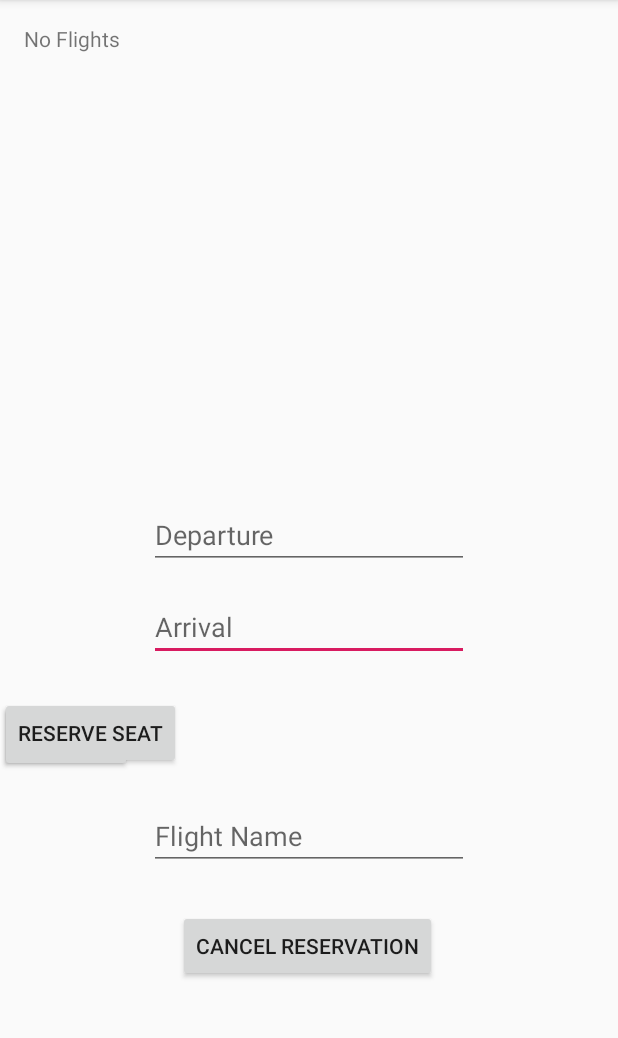
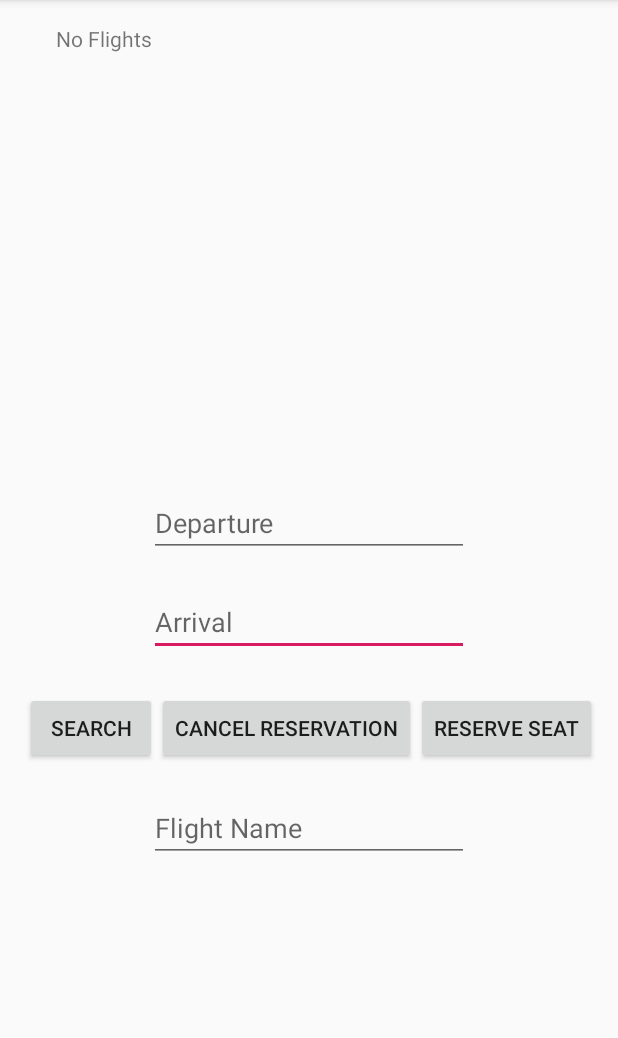
Before and after one commit to sadisitcsatan/338Final, an Android app: the Flights screen opened directly, with no data from a screen before it, on a phone screen of 412 x 824 dp, the part 84-1122 px from its top. Run offline under Robolectric (Android 15) with nearby library versions, the phone set to English and light mode, and no system bars; our stand-ins replace Room's generated code.

Commit message:
starting cancellation

```diff
--- a/app/src/main/AndroidManifest.xml
+++ b/app/src/main/AndroidManifest.xml
@@ -9,7 +9,9 @@
         android:roundIcon="@mipmap/ic_launcher_round"
         android:supportsRtl="true"
         android:theme="@style/AppTheme">
-        <activity android:name=".Flights"></activity>
+        <activity android:name=".Cancellation"></activity>
+        <activity android:name=".Reserve" />
+        <activity android:name=".Flights" />
         <activity android:name=".AddFlight" />
         <activity android:name=".AdminHome" />
         <activity android:name=".signup" />
--- a/app/src/main/java/com/example/finalflight/AddFlight.java
+++ b/app/src/main/java/com/example/finalflight/AddFlight.java
@@ -122,10 +122,10 @@ public class AddFlight extends AppCompatActivity {
         }else if (Integer.parseInt(mSeats.getText().toString()) == 0 ){
             mRez.setText("Invalid Seats");
             return false;
-        }else if(Integer.parseInt(mHour.getText().toString()) <= 0 || Integer.parseInt(mHour.getText().toString()) > 24){
+        }else if(Integer.parseInt(mHour.getText().toString()) < 0 || Integer.parseInt(mHour.getText().toString()) > 24){
             mRez.setText("Invalid Hour");
             return false;
-        }else if (Integer.parseInt(mMinute.getText().toString()) <= 0 || Integer.parseInt(mMinute.getText().toString()) > 60){
+        }else if (Integer.parseInt(mMinute.getText().toString()) < 0 || Integer.parseInt(mMinute.getText().toString()) > 60){
             mRez.setText("Invalid Minute");
             return false;
         }else if (Integer.parseInt(mDay.getText().toString()) <= 0 || Integer.parseInt(mDay.getText().toString()) > 31){
@@ -139,7 +139,7 @@ public class AddFlight extends AppCompatActivity {
             return false;
         }
         int id = Integer.parseInt(mId.getText().toString());
-        if (mFlightDao.getFlight(id) == null) {
+        if (mFlightDao.getFlight(id) != null) {
             mRez.setText("Id taken");
             res = false;
         }
--- a/app/src/main/java/com/example/finalflight/AdminHome.java
+++ b/app/src/main/java/com/example/finalflight/AdminHome.java
@@ -49,6 +49,8 @@ public class AdminHome extends AppCompatActivity {
             StringBuilder stringBuilder = new StringBuilder();
             for (Logs log : mLogs){
                 stringBuilder.append(log);
+                stringBuilder.append('\n');
+                stringBuilder.append('\n');
             }
             mMainLog.setText(stringBuilder.toString());
         }else {
--- a/app/src/main/java/com/example/finalflight/DB/FlightDao.java
+++ b/app/src/main/java/com/example/finalflight/DB/FlightDao.java
@@ -26,4 +26,16 @@ public interface FlightDao {
 
     @Query("SELECT * FROM " + MainDatabase.FLIGHT_TABLE +" WHERE mFlightId = :FId")
     Flight getFlight(int FId);
+
+    @Query("SELECT * FROM "+MainDatabase.FLIGHT_TABLE+" WHERE mFlightName = :name")
+    Flight getFlightByName(String name);
+
+    @Query("SELECT * FROM "+MainDatabase.FLIGHT_TABLE+" WHERE mFlightDeparture = :depart AND mFlightArrival = :Arrive")
+    List<Flight> getFlightsByDA(String depart, String Arrive);
+
+    @Query("SELECT * FROM "+MainDatabase.FLIGHT_TABLE+" WHERE mFlightDeparture = :depart")
+    List<Flight> getFlightsByD(String depart);
+
+    @Query("SELECT * FROM "+MainDatabase.FLIGHT_TABLE+" WHERE  mFlightArrival = :Arrive")
+    List<Flight> getFlightsByA(String Arrive);
 }
--- a/app/src/main/java/com/example/finalflight/Flights.java
+++ b/app/src/main/java/com/example/finalflight/Flights.java
@@ -4,30 +4,62 @@ import androidx.appcompat.app.AppCompatActivity;
 import androidx.room.Room;
 import androidx.room.RoomDatabase;
 
+import android.content.Intent;
+import android.content.SharedPreferences;
 import android.os.Bundle;
+import android.view.View;
+import android.widget.Button;
+import android.widget.EditText;
 import android.widget.TextView;
 
 import com.example.finalflight.DB.FlightDao;
 import com.example.finalflight.DB.MainDatabase;
+import com.example.finalflight.DB.ReservationDao;
 
 import java.util.List;
 
 public class Flights extends AppCompatActivity {
     TextView mFlightLog;
+    TextView mSearchres;
+
+    EditText mDepartue;
+    EditText mArrival;
+    EditText mResname;
+
+    Button mSearch;
+    Button madd;
+    Button mCancell;
+
+    ReservationDao mReservDao;
+    List<Reservation> mReserve;
 
     FlightDao mFlightDao;
     List<Flight> mFlights;
+    Flight resFlight;
 
     @Override
     protected void onCreate(Bundle savedInstanceState) {
         super.onCreate(savedInstanceState);
         setContentView(R.layout.activity_flights);
+        mSearch = findViewById(R.id.search);
+        madd = findViewById(R.id.reserve);
+        mCancell = findViewById(R.id.cancel);
+        mDepartue = findViewById(R.id.depart);
+        mArrival = findViewById(R.id.arrive);
+        mResname = findViewById(R.id.flightName);
         mFlightLog = findViewById(R.id.flighLog);
+        mSearchres = findViewById(R.id.searchRes);
+        mReservDao = Room.databaseBuilder(this,MainDatabase.class,MainDatabase.dbName)
+                .allowMainThreadQueries()
+                .build()
+                .getReservationDao();
         mFlightDao = Room.databaseBuilder(this, MainDatabase.class,MainDatabase.dbName)
                 .allowMainThreadQueries()
                 .build()
                 .getFlightDao();
         refreshDisplay();
+        checkReserves();
+
     }
     private void refreshDisplay(){
         mFlights = mFlightDao.getFlights();
@@ -35,10 +67,102 @@ public class Flights extends AppCompatActivity {
             StringBuilder stringBuilder = new StringBuilder();
             for (Flight flight : mFlights){
                 stringBuilder.append(flight);
+                stringBuilder.append('\n');
+                stringBuilder.append('\n');
             }
             mFlightLog.setText(stringBuilder.toString());
         }else {
             mFlightLog.setText("No Flights");
         }
     }
+    public void checkReserves(){
+        SharedPreferences pref = getApplicationContext().getSharedPreferences("MyPref",0);
+        if (pref.getString("Username",null) != null){
+            String user = pref.getString("Username",null);
+            mReserve = mReservDao.getUsersReservations(user);
+
+            if (mReserve.isEmpty()){
+                mCancell.setVisibility(View.GONE);
+            }else {
+                mSearchres.setText("Not empty");
+                StringBuilder stringBuilder = new StringBuilder();
+                for (Reservation reservation : mReserve){
+                    stringBuilder.append(reservation);
+                    stringBuilder.append('\n');
+                    stringBuilder.append('\n');
+                }
+                mSearchres.setText(stringBuilder.toString());
+            }
+            return;
+        }
+        return;
+    }
+    public void search(View view){
+        String depart = mDepartue.getText().toString();
+        String ariv = mArrival.getText().toString();
+        String print;
+        if (!depart.equals("") || !ariv.equals("")){
+            if (!depart.equals("") && !ariv.equals("")){
+              mFlights = mFlightDao.getFlightsByDA(depart,ariv);
+                StringBuilder stringBuilder = new StringBuilder();
+                for (Flight flight : mFlights){
+                    stringBuilder.append(flight);
+                    stringBuilder.append('\n');
+                }
+                print = stringBuilder.toString();
+                if (stringBuilder.toString().equals("")){
+                    print = "No Flights";
+                }
+                mFlightLog.setText(print);
+            }else if (!depart.equals("")){
+                mFlights = mFlightDao.getFlightsByD(depart);
+                StringBuilder stringBuilder = new StringBuilder();
+                for (Flight flight : mFlights){
+                    stringBuilder.append(flight);
+                    stringBuilder.append('\n');
+                }
+                print = stringBuilder.toString();
+                if (stringBuilder.toString().equals("")){
+                    print = "No Flights";
+                }
+                mFlightLog.setText(print);
+            }else {
+                mFlights = mFlightDao.getFlightsByA(ariv);
+                StringBuilder stringBuilder = new StringBuilder();
+                for (Flight flight : mFlights){
+                    stringBuilder.append(flight);
+                    stringBuilder.append('\n');
+                }
+                print = stringBuilder.toString();
+                if (stringBuilder.toString().equals("")){
+                    print = "No Flights";
+                }
+                mFlightLog.setText(print);
+            }
+        }else {
+            mFlightLog.setText("No Flights");
+        }
+
+    }
+    public void tryReserve(View view){
+        mFlightDao= Room.databaseBuilder(this,MainDatabase.class,MainDatabase.dbName)
+                .allowMainThreadQueries()
+                .build()
+                .getFlightDao();
+        if (!mResname.getText().toString().equals("")){
+            mSearchres.setText("not empty");
+            String test = mResname.getText().toString();
+            mSearchres.setText(test);
+            resFlight = mFlightDao.getFlightByName(test);
+            //mSearchres.setText(resFlight.toString());
+            if (resFlight != null){
+                mSearchres.setText("got result");
+                Intent intent = new Intent(Flights.this,Reserve.class);
+                intent.putExtra("Flight_Name",test);
+                startActivity(intent);
+            }else {
+                mSearchres.setText("got null from that name");
+            }
+        }
+    }
 }
--- a/app/src/main/java/com/example/finalflight/Logs.java
+++ b/app/src/main/java/com/example/finalflight/Logs.java
@@ -57,7 +57,7 @@ public class Logs {
     @Override
     public String toString() {
         return "" + mTime +
-                ", User='" + mUser + '\'' +
+                ",\n User='" + mUser + '\'' +
                 ", '" + mAction + '\'';
     }
 }
--- a/app/src/main/res/layout/activity_flights.xml
+++ b/app/src/main/res/layout/activity_flights.xml
@@ -8,8 +8,8 @@
 
     <TextView
         android:id="@+id/flighLog"
-        android:layout_width="373dp"
-        android:layout_height="300dp"
+        android:layout_width="335dp"
+        android:layout_height="282dp"
         android:layout_marginStart="16dp"
         android:layout_marginTop="16dp"
         android:layout_marginEnd="16dp"
@@ -18,7 +18,7 @@
         android:text="@string/app_name"
         app:layout_constraintBottom_toBottomOf="parent"
         app:layout_constraintEnd_toEndOf="parent"
-        app:layout_constraintHorizontal_bias="0.0"
+        app:layout_constraintHorizontal_bias="0.481"
         app:layout_constraintStart_toStartOf="parent"
         app:layout_constraintTop_toTopOf="parent"
         app:layout_constraintVertical_bias="0.0" />
@@ -31,9 +31,11 @@
         android:ems="10"
         android:hint="Arrival"
         android:inputType="textPersonName"
+        app:layout_constraintBottom_toBottomOf="parent"
         app:layout_constraintEnd_toEndOf="parent"
         app:layout_constraintStart_toStartOf="parent"
-        app:layout_constraintTop_toBottomOf="@+id/depart" />
+        app:layout_constraintTop_toBottomOf="@+id/depart"
+        app:layout_constraintVertical_bias="0.014" />
 
     <EditText
         android:id="@+id/depart"
@@ -43,19 +45,25 @@
         android:ems="10"
         android:hint="Departure"
         android:inputType="textPersonName"
+        app:layout_constraintBottom_toBottomOf="parent"
         app:layout_constraintEnd_toEndOf="parent"
-        app:layout_constraintHorizontal_bias="0.5"
         app:layout_constraintStart_toStartOf="parent"
-        app:layout_constraintTop_toBottomOf="@+id/flighLog" />
+        app:layout_constraintTop_toBottomOf="@+id/flighLog"
+        app:layout_constraintVertical_bias="0.025" />
 
     <Button
         android:id="@+id/search"
         android:layout_width="wrap_content"
         android:layout_height="wrap_content"
-        android:layout_marginTop="26dp"
+        android:layout_marginStart="16dp"
+        android:layout_marginTop="24dp"
+        android:onClick="search"
         android:text="Search"
+        app:layout_constraintBottom_toBottomOf="parent"
+        app:layout_constraintEnd_toStartOf="@+id/cancel"
+        app:layout_constraintStart_toStartOf="parent"
         app:layout_constraintTop_toBottomOf="@+id/arrive"
-        tools:layout_editor_absoluteX="99dp" />
+        app:layout_constraintVertical_bias="0.0" />
 
     <EditText
         android:id="@+id/flightName"
@@ -65,18 +73,27 @@
         android:ems="10"
         android:hint="Flight Name"
         android:inputType="textPersonName"
+        app:layout_constraintBottom_toBottomOf="parent"
         app:layout_constraintEnd_toEndOf="parent"
         app:layout_constraintStart_toStartOf="parent"
-        app:layout_constraintTop_toBottomOf="@+id/search" />
+        app:layout_constraintTop_toBottomOf="@+id/search"
+        app:layout_constraintVertical_bias="0.0" />
 
     <Button
         android:id="@+id/reserve"
         android:layout_width="wrap_content"
         android:layout_height="wrap_content"
         android:layout_marginTop="24dp"
+        android:layout_marginEnd="12dp"
+        android:layout_marginBottom="204dp"
+        android:onClick="tryReserve"
         android:text="Reserve Seat"
+        app:layout_constraintBottom_toBottomOf="parent"
+        app:layout_constraintEnd_toEndOf="parent"
+        app:layout_constraintHorizontal_bias="0.0"
+        app:layout_constraintStart_toEndOf="@+id/cancel"
         app:layout_constraintTop_toBottomOf="@+id/arrive"
-        tools:layout_editor_absoluteX="191dp" />
+        app:layout_constraintVertical_bias="0.0" />
 
     <Button
         android:id="@+id/cancel"
@@ -86,9 +103,21 @@
         android:text="Cancel Reservation"
         app:layout_constraintBottom_toBottomOf="parent"
         app:layout_constraintEnd_toEndOf="parent"
-        app:layout_constraintHorizontal_bias="0.497"
+        app:layout_constraintHorizontal_bias="0.438"
         app:layout_constraintStart_toStartOf="parent"
-        app:layout_constraintTop_toBottomOf="@+id/flightName"
-        app:layout_constraintVertical_bias="0.025" />
+        app:layout_constraintTop_toTopOf="@+id/searchRes"
+        app:layout_constraintVertical_bias="0.0" />
+
+    <TextView
+        android:id="@+id/searchRes"
+        android:layout_width="wrap_content"
+        android:layout_height="wrap_content"
+        android:text="@string/empty"
+        app:layout_constraintBottom_toTopOf="@+id/reserve"
+        app:layout_constraintEnd_toEndOf="parent"
+        app:layout_constraintHorizontal_bias="0.5"
+        app:layout_constraintStart_toStartOf="parent"
+        app:layout_constraintTop_toBottomOf="@+id/arrive"
+        app:layout_constraintVertical_bias="0.0" />
 
 </androidx.constraintlayout.widget.ConstraintLayout>
--- a/app/src/main/res/layout/activity_main.xml
+++ b/app/src/main/res/layout/activity_main.xml
@@ -46,5 +46,5 @@
         app:layout_constraintHorizontal_bias="0.498"
         app:layout_constraintStart_toStartOf="parent"
         app:layout_constraintTop_toTopOf="parent"
-        app:layout_constraintVertical_bias="0.339" />
+        app:layout_constraintVertical_bias="0.36" />
 </androidx.constraintlayout.widget.ConstraintLayout>
--- a/app/src/main/res/values/strings.xml
+++ b/app/src/main/res/values/strings.xml
@@ -15,4 +15,6 @@
     <string name="cost">Cost</string>
     <string name="pick_time">Set time</string>
     <string name="pick_date">Set date</string>
+    <string name="confirm">Confirm</string>
+    <string name="ok">Ok</string>
 </resources>
```
Also changed, not shown: app/src/main/java/com/example/finalflight/Cancellation.java (added, +14 -0 lines), app/src/main/java/com/example/finalflight/Flight.java (+7 -7 lines), app/src/main/java/com/example/finalflight/MainActivity.java (+11 -2 lines), app/src/main/java/com/example/finalflight/Reserve.java (added, +99 -0 lines), app/src/main/java/com/example/finalflight/adminLogin.java (+10 -7 lines), app/src/main/res/layout/activity_admin_login.xml (+12 -0 lines), app/src/main/res/layout/activity_cancellation.xml (added, +9 -0 lines), app/src/main/res/layout/activity_reserve.xml (added, +69 -0 lines).
